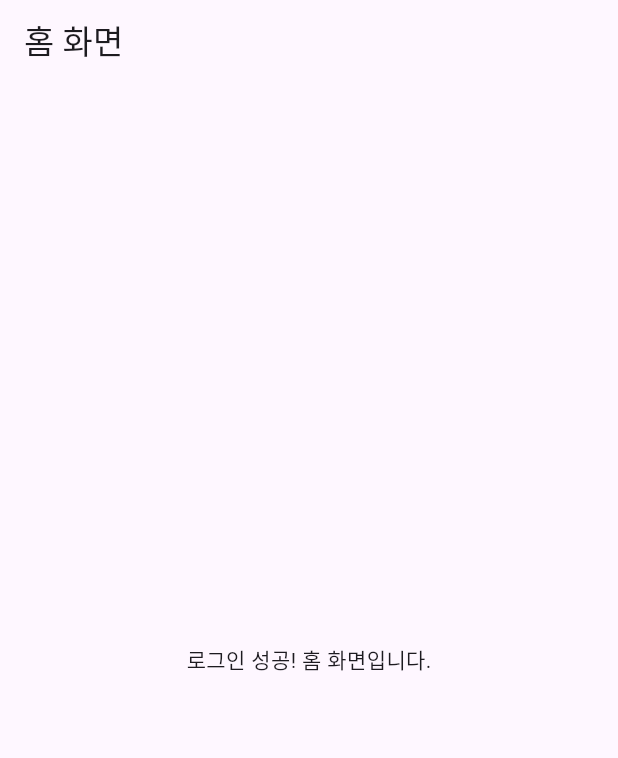
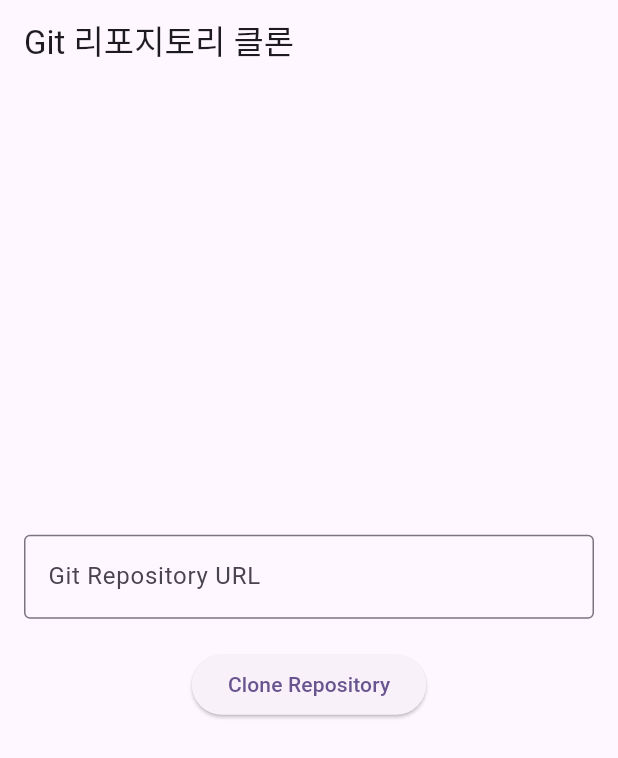
Before and after one commit to Sunmin-Lim/madcampweek2, a Flutter app: the HomePage screen opened directly, on a phone screen of 412 x 824 dp. Shown: the top 758 px of the screen. Run offline on Flutter 3.47's test engine with Material 3 defaults, Android fonts, the phone set to English and light mode, and no system bars.

Commit message:
flutter git clone

```diff
--- a/lib/api_service.dart
+++ b/lib/api_service.dart
@@ -2,17 +2,15 @@ import 'dart:convert';
 import 'package:http/http.dart' as http;
 
 class ApiService {
-  // 내 백엔드 서버 주소를 상황에 맞게 바꾸자!
-  static const String baseUrl = 'http://localhost:3000/api/auth';
-  // Android 에뮬레이터는 localhost 대신 10.0.2.2를 써야 함
-  // iOS 시뮬레이터면 'http://localhost:3000/api/auth' 사용 가능
+  // 서버 주소 설정 (실제 IP 주소 사용)
+  static const String baseUrl = 'http://143.248.183.61:3000/api/auth'; // 실제 서버의 IP로 설정
 
   // 회원가입 함수
   static Future<http.Response> register(
-    String email,
-    String password,
-    String username,
-  ) async {
+      String email,
+      String password,
+      String username,
+      ) async {
     final url = Uri.parse('$baseUrl/register');
     final body = jsonEncode({
       'email': email,
@@ -38,4 +36,35 @@ class ApiService {
       body: body,
     );
   }
+
+  // Git 리포지토리 클론 함수
+  static Future<http.Response> cloneRepo(String repoUrl) async {
+    // 서버 IP 주소를 그대로 사용
+    final url = Uri.parse('http://143.248.183.61:3000/api/gitController/clone-repo');
+    final headers = {
+      'Content-Type': 'application/json',
+    };
+
+    final body = jsonEncode({'repoUrl': repoUrl});
+
+    try {
+      final response = await http.post(url, headers: headers, body: body);
+
+      if (response.statusCode == 200) {
+        // 성공적으로 클론된 경우
+        print('Git 리포지토리 클론 성공!');
+        print('서버 응답: ${response.body}');
+      } else {
+        // 클론 실패한 경우
+        print('Error: ${response.statusCode}');
+        print('서버 응답: ${response.body}');
+      }
+
+      return response;  // 서버의 응답을 반환
+    } catch (e) {
+      // 네트워크 오류 처리
+      print('Git 리포지토리 클론 요청 중 오류 발생: $e');
+      return Future.error('클론 요청 실패: $e');  // 오류 발생 시
+    }
+  }
 }
--- a/lib/home_page.dart
+++ b/lib/home_page.dart
@@ -1,13 +1,80 @@
 import 'package:flutter/material.dart';
+import 'api_service.dart';  // ApiService 임포트 (Git 클론 관련 함수)
+import 'dart:convert';
 
-class HomePage extends StatelessWidget {
+class HomePage extends StatefulWidget {
   const HomePage({super.key});
+
+  @override
+  _HomePageState createState() => _HomePageState();
+}
+
+class _HomePageState extends State<HomePage> {
+  final TextEditingController repoUrlController = TextEditingController();  // Git URL 입력 받기 위한 컨트롤러
+  String message = '';  // 서버 응답 메시지 저장 변수
+
+  // Git 리포지토리 클론 함수
+  void cloneRepo() async {
+    final repoUrl = repoUrlController.text.trim();  // 입력된 URL 가져오기
+
+    if (repoUrl.isEmpty) {
+      setState(() {
+        message = '리포지토리 URL을 입력해주세요.';
+      });
+      return;
+    }
+
+    try {
+      final response = await ApiService.cloneRepo(repoUrl);  // Git 리포지토리 클론 요청
+
+      if (response.statusCode == 200) {
+        setState(() {
+          message = 'Git 리포지토리 클론 성공!';
+        });
+      } else {
+        setState(() {
+          message = 'Error: ${response.body}';
+        });
+      }
+    } catch (e) {
+      setState(() {
+        message = 'Git 리포지토리 클론 중 오류가 발생했습니다. 오류: $e';
+      });
+    }
+  }
 
   @override
   Widget build(BuildContext context) {
     return Scaffold(
-      appBar: AppBar(title: const Text('홈 화면')),
-      body: const Center(child: Text('로그인 성공! 홈 화면입니다.')),
+      appBar: AppBar(title: const Text('Git 리포지토리 클론')),
+      body: Padding(
+        padding: const EdgeInsets.all(16.0),
+        child: Column(
+          mainAxisAlignment: MainAxisAlignment.center,
+          children: [
+            // Git 리포지토리 URL 입력 필드
+            TextField(
+              controller: repoUrlController,
+              decoration: const InputDecoration(
+                labelText: 'Git Repository URL',
+                border: OutlineInputBorder(),
+              ),
+            ),
+            const SizedBox(height: 20),
+            // 클론 버튼
+            ElevatedButton(
+              onPressed: cloneRepo,
+              child: const Text('Clone Repository'),
+            ),
+            const SizedBox(height: 20),
+            // 클론 성공/실패 메시지 표시
+            Text(
+              message,
+              style: const TextStyle(fontSize: 16, color: Colors.black),
+            ),
+          ],
+        ),
+      ),
     );
   }
 }
```
Also changed, not shown: lib/login_page.dart (line endings or trailing spaces).
